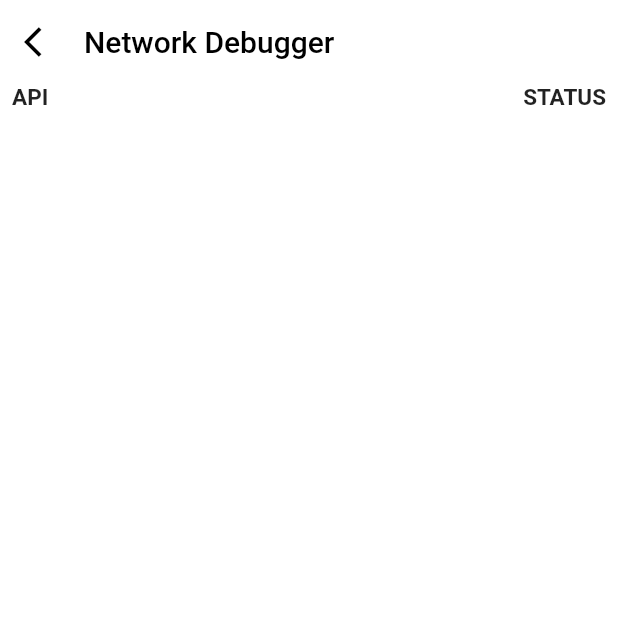
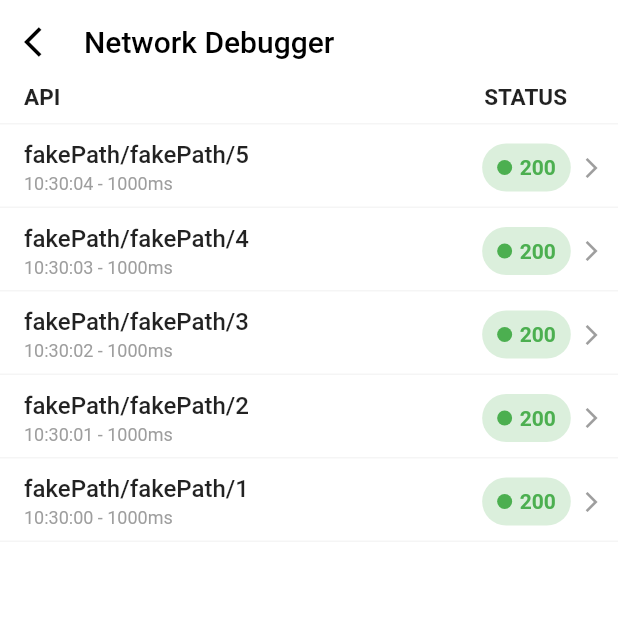
Before and after one commit to melior-vn/flutter_in_app_debugger, a Flutter app: the screen it shows after launch, after a tap on the "settings" icon, on a phone screen of 412 x 824 dp, the top half of it. Run offline on Flutter 3.47's test engine with Material 2 defaults, Android fonts, the phone set to English and light mode, and no system bars; our stand-ins replace dio, plugin_platform_interface.

Commit message:
Update code

```diff
--- a/example/lib/main.dart
+++ b/example/lib/main.dart
@@ -1,5 +1,6 @@
 import 'package:flutter/material.dart';
 import 'package:flutter_in_app_debugger/home/overlay_view.dart';
+import 'package:flutter_in_app_debugger/interceptors/melior_dio_interceptor.dart';
 
 // ..interceptors.add(CustomInterceptors()),
 // if (KShipUrl.currentEnv == ENVIRONMENT.DEBUG)
@@ -20,6 +21,10 @@ class _MyAppState extends State<MyApp> {
   @override
   void initState() {
     super.initState();
+    MeliorDioInterceptors().fakeData(
+      duration: const Duration(seconds: 1),
+      numberOfRepetions: 5,
+    );
   }
 
   @override
--- /dev/null
+++ b/lib/configs/configs.dart
@@ -0,0 +1 @@
+const DEFAULT_PADDING = 16.0;
--- a/lib/home/overlay_view.dart
+++ b/lib/home/overlay_view.dart
@@ -26,6 +26,9 @@ class _FlutterInAppDebuggerViewState extends State<FlutterInAppDebuggerView>
   final _requests = <NetworkEvent>[];
   final _requestsStream = StreamController<NetworkEvent>.broadcast();
 
+  List<NetworkEvent> get requests => _requests;
+  StreamController<NetworkEvent> get requestsStream => _requestsStream;
+
   @override
   void initState() {
     super.initState();
@@ -45,6 +48,12 @@ class _FlutterInAppDebuggerViewState extends State<FlutterInAppDebuggerView>
     });
   }
 
+  @override
+  void dispose() {
+    _requestsStream.close();
+    super.dispose();
+  }
+
   NetworkEvent addNetworkRequest({required RequestOptions request}) {
     final networkEvent = NetworkEvent(request: request);
     _requests.insert(0, networkEvent);
@@ -56,10 +65,9 @@ class _FlutterInAppDebuggerViewState extends State<FlutterInAppDebuggerView>
     final networkEventIndex = _requests.indexWhere((element) =>
         element.request.hashCode == response.requestOptions.hashCode);
     if (networkEventIndex != -1) {
-      final networkEvent = _requests[networkEventIndex];
-      networkEvent.response = response;
-      _requestsStream.add(networkEvent);
-      return networkEvent;
+      _requests[networkEventIndex].setResponse = response;
+      _requestsStream.add(_requests[networkEventIndex]);
+      return _requests[networkEventIndex];
     } else {
       debugPrint('not found request');
       return null;
@@ -71,7 +79,7 @@ class _FlutterInAppDebuggerViewState extends State<FlutterInAppDebuggerView>
         element.request.hashCode == dioError.requestOptions.hashCode);
     if (networkEventIndex != -1) {
       final networkEvent = _requests[networkEventIndex];
-      networkEvent.error = dioError;
+      networkEvent.setError = dioError;
       _requestsStream.add(networkEvent);
       return networkEvent;
     } else {
@@ -112,9 +120,7 @@ class _FlutterInAppDebuggerViewState extends State<FlutterInAppDebuggerView>
                 await Navigator.push(
                   context,
                   MaterialPageRoute(
-                    builder: (context) => SettingScreen(
-                      networkRequest: _requests,
-                    ),
+                    builder: (context) => const SettingScreen(),
                   ),
                 );
                 await _animationController.forward();
--- a/lib/interceptors/melior_dio_interceptor.dart
+++ b/lib/interceptors/melior_dio_interceptor.dart
@@ -49,26 +49,40 @@ class MeliorDioInterceptors extends Interceptor {
     DioError? fakeError,
     Duration duration = const Duration(seconds: 1),
     Duration responseTime = const Duration(seconds: 1),
+    int? numberOfRepetions,
   }) {
-    return Timer.periodic(duration, (timer) {
-      final requestOptions =
-          RequestOptions(path: 'fakePath/fakePath', method: 'POST');
+    var currentNumberOfRepetions = 0;
+    final timer = Timer.periodic(duration, (timer) {
+      if (numberOfRepetions != null) {
+        currentNumberOfRepetions += 1;
+      }
+
+      final requestOptions = RequestOptions(
+          path: 'fakePath/fakePath/$currentNumberOfRepetions', method: 'POST');
       _onRequest(requestOptions);
+      Future.delayed(responseTime).then((value) {
         switch (fakeDataType) {
           case FakeDataType.response:
-          _onReponse(fakeResponse ??= Response(
+            _onReponse(fakeResponse ??
+                Response(
                   requestOptions: requestOptions,
                   statusCode: 200,
                   statusMessage: 'Success',
                 ));
             break;
           case FakeDataType.error:
-          _onError(fakeError ??= DioError(
+            _onError(fakeError ??
+                DioError(
                   requestOptions: requestOptions,
                   message: 'DioError',
                 ));
             break;
         }
       });
+      if (currentNumberOfRepetions == numberOfRepetions) {
+        timer.cancel();
+      }
+    });
+    return timer;
   }
 }
--- a/lib/networks/components/network_item_widget.dart
+++ b/lib/networks/components/network_item_widget.dart
@@ -1,4 +1,6 @@
 import 'package:flutter/material.dart';
+import 'package:flutter_in_app_debugger/configs/configs.dart';
+import 'package:intl/intl.dart';
 
 import '../models/network_event.dart';
 
@@ -12,12 +14,25 @@ class NetworkItemWidget extends StatelessWidget {
 
   @override
   Widget build(BuildContext context) {
+    var subTitle = DateFormat('kk:mm:ss').format(networkEvent.requestTime);
+    if (networkEvent.responseTime != null) {
+      subTitle += ' - ' +
+          networkEvent.responseTime!
+              .difference(networkEvent.requestTime)
+              .inMilliseconds
+              .toString() +
+          'ms';
+    }
     return Padding(
-      padding: const EdgeInsets.fromLTRB(8, 8, 8, 0),
+      padding: const EdgeInsets.fromLTRB(
+        DEFAULT_PADDING,
+        DEFAULT_PADDING * 2 / 3,
+        DEFAULT_PADDING * 1.8 / 3,
+        0,
+      ),
       child: Row(
-        mainAxisAlignment: MainAxisAlignment.spaceBetween,
         children: [
-          Flexible(
+          Expanded(
             child: Column(
               mainAxisSize: MainAxisSize.min,
               crossAxisAlignment: CrossAxisAlignment.start,
@@ -31,7 +46,7 @@ class NetworkItemWidget extends StatelessWidget {
                 ),
                 const SizedBox(height: 3),
                 Text(
-                  networkEvent.request.method,
+                  subTitle,
                   style: const TextStyle(
                     fontSize: 12,
                     color: Colors.grey,
@@ -79,6 +94,14 @@ class NetworkItemWidget extends StatelessWidget {
                 ),
               ],
             ),
+          ),
+          const Padding(
+            padding: EdgeInsets.only(left: DEFAULT_PADDING * 1.1 / 3, right: 0),
+            child: Icon(
+              Icons.arrow_forward_ios,
+              color: Colors.grey,
+              size: 16,
+            ),
           )
         ],
       ),
--- a/lib/networks/inspector_view.dart
+++ b/lib/networks/inspector_view.dart
@@ -1,15 +1,13 @@
 import 'package:flutter/material.dart';
+import 'package:flutter_in_app_debugger/configs/configs.dart';
+import 'package:flutter_in_app_debugger/home/overlay_view.dart';
 
 import 'components/network_item_widget.dart';
-import 'models/network_event.dart';
 
 class SettingScreen extends StatefulWidget {
   const SettingScreen({
     Key? key,
-    required this.networkRequest,
   }) : super(key: key);
-
-  final List<NetworkEvent> networkRequest;
 
   @override
   State<SettingScreen> createState() => _SettingScreenState();
@@ -38,30 +36,40 @@ class _SettingScreenState extends State<SettingScreen> {
         elevation: 0,
       ),
       backgroundColor: Colors.white,
-      body: ListView.separated(
+      body: FlutterInAppDebuggerView.globalKey.currentState?.requestsStream ==
+              null
+          ? const Center(
+              child: Text('Requests stream has not been initiated yet'))
+          : StreamBuilder(
+              stream: FlutterInAppDebuggerView
+                  .globalKey.currentState!.requestsStream.stream,
+              builder: (context, _) {
+                final networkRequest =
+                    FlutterInAppDebuggerView.globalKey.currentState?.requests ??
+                        [];
+                return ListView.separated(
                   itemBuilder: (context, index) {
                     if (index == 0) {
-            return const Padding(
-              padding: EdgeInsets.symmetric(horizontal: 8),
-              child: NetworkDebuggerHeaderWidget(),
-            );
+                      return const NetworkDebuggerHeaderWidget();
                     }
                     // For the last line
-          else if (index == widget.networkRequest.length) {
+                    else if (index == networkRequest.length + 1) {
                       return const SizedBox.shrink();
                     } else {
                       return NetworkItemWidget(
-              networkEvent: widget.networkRequest[index - 1],
+                        networkEvent: networkRequest[index - 1],
                       );
                     }
                   },
                   separatorBuilder: (context, index) => Container(
-          margin: const EdgeInsets.only(top: 4),
+                    margin: const EdgeInsets.only(top: DEFAULT_PADDING / 2),
                     width: double.infinity,
                     height: 1,
                     color: Colors.grey.withOpacity(0.1),
                   ),
-        itemCount: widget.networkRequest.length + 1,
+                  itemCount: networkRequest.length + 2,
+                );
+              },
             ),
     );
   }
@@ -75,10 +83,12 @@ class NetworkDebuggerHeaderWidget extends StatelessWidget {
   @override
   Widget build(BuildContext context) {
     return Row(
-      mainAxisAlignment: MainAxisAlignment.spaceBetween,
       children: const [
+        SizedBox(width: DEFAULT_PADDING),
         NetworkDebuggerHeaderItemWidget(title: 'API'),
+        Spacer(),
         NetworkDebuggerHeaderItemWidget(title: 'STATUS'),
+        SizedBox(width: DEFAULT_PADDING + 18)
       ],
     );
   }
--- a/lib/networks/models/network_event.dart
+++ b/lib/networks/models/network_event.dart
@@ -4,13 +4,31 @@ import 'package:flutter/material.dart';
 class NetworkEvent {
   NetworkEvent({
     required this.request,
-    this.response,
-    this.error,
-  });
+    Response? response,
+    DioError? error,
+  })  : requestTime = DateTime.now(),
+        _response = response,
+        _responseTime =
+            response != null || error != null ? DateTime.now() : null;
 
-  RequestOptions request;
-  Response? response;
-  DioError? error;
+  final RequestOptions request;
+  final DateTime requestTime;
+  DateTime? _responseTime;
+  DateTime? get responseTime => _responseTime;
+
+  Response? _response;
+  Response? get response => _response;
+  set setResponse(Response response) {
+    _response = response;
+    _responseTime = DateTime.now();
+  }
+
+  DioError? _error;
+  DioError? get error => _error;
+  set setError(DioError error) {
+    _error = error;
+    _responseTime = DateTime.now();
+  }
 
   NetworkRequestStatus get status {
     var status = NetworkRequestStatus.running;
--- a/pubspec.yaml
+++ b/pubspec.yaml
@@ -11,6 +11,7 @@ dependencies:
   dio: ^5.1.1
   flutter:
     sdk: flutter
+  intl: ^0.18.1
   plugin_platform_interface: ^2.0.2
 
 dev_dependencies:
```
Also changed, not shown: example/pubspec.lock. Lines whose indentation alone changed are shown as unchanged.
